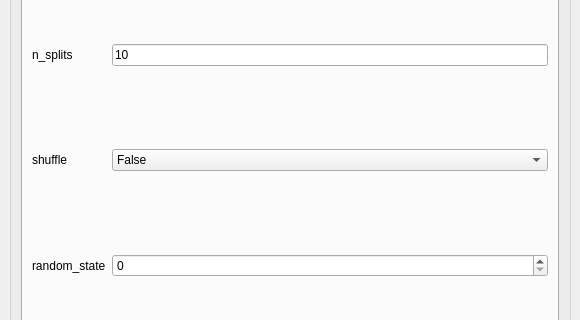
This is eslearn/GUI/easylearn_model_evaluation_gui.ui in easylearn-fmri/easylearn_dev as Qt 5 draws it before an edit; both pictures show x 0 to 580 and y 125 to 445 of the 580 by 762 pixel window. The edited form follows.
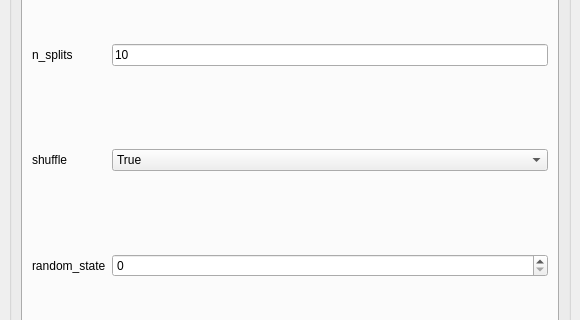
This is the edited form. The open tabs and pages were chosen to show the change.

What changed in the file:
```diff
--- a/eslearn/GUI/easylearn_model_evaluation_gui.ui
+++ b/eslearn/GUI/easylearn_model_evaluation_gui.ui
@@ -165,7 +165,7 @@
             <widget class="QComboBox" name="comboBox_kfold_shuffle">
              <item>
               <property name="text">
-               <string>False</string>
+               <string>True</string>
               </property>
              </item>
              <item>
```
Left out of the diff: 8 changed lines with no effect on the pictures.
